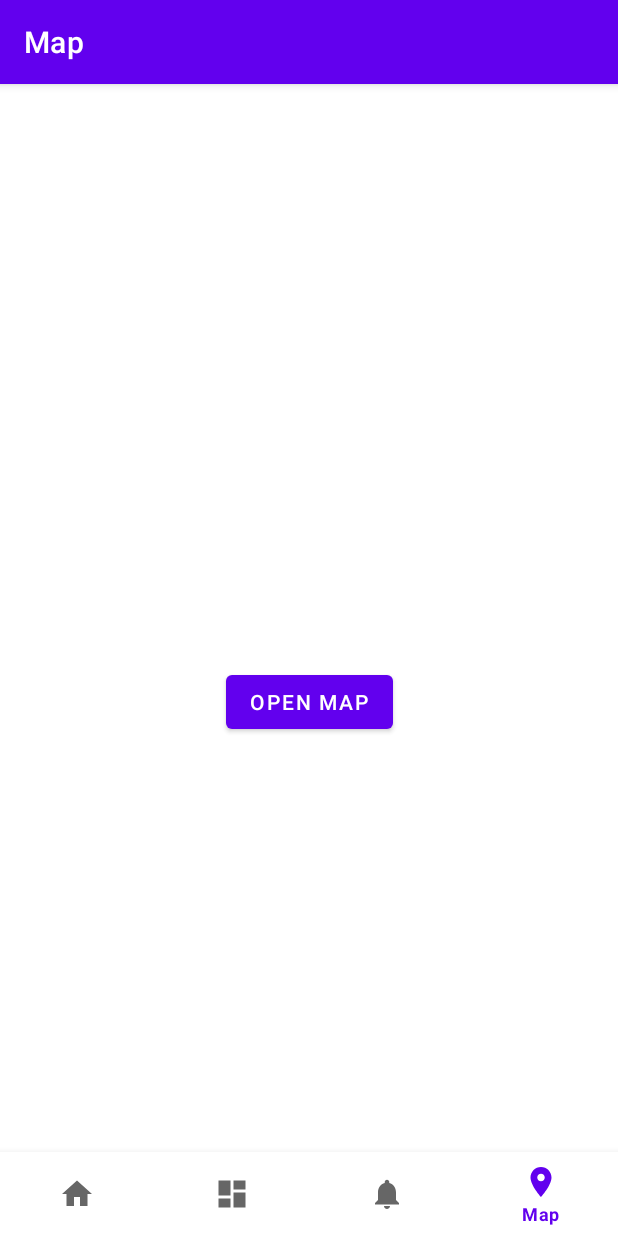
After one commit to gustavoM32/mac0463-finances-2, an Android app: the MapFragment screen opened through its navigation route, on a phone screen of 412 x 824 dp. The commit adds this screen. Run offline under Robolectric (Android 15) with nearby library versions, the phone set to English and light mode, and no system bars; our stand-ins replace navigation-ui.

Commit message:
Add Google Maps

```diff
--- a/app/src/main/java/com/gustavodmcarlos/finances/MainActivity.kt
+++ b/app/src/main/java/com/gustavodmcarlos/finances/MainActivity.kt
@@ -26,7 +26,7 @@ class MainActivity : AppCompatActivity() {
         // menu should be considered as top level destinations.
         val appBarConfiguration = AppBarConfiguration(
             setOf(
-                R.id.navigation_home, R.id.navigation_statistics, R.id.navigation_weather
+                R.id.navigation_home, R.id.navigation_statistics, R.id.navigation_weather, R.id.navigation_map
             )
         )
         setupActionBarWithNavController(navController, appBarConfiguration)
--- /dev/null
+++ b/app/src/main/java/com/gustavodmcarlos/finances/ui/map/MapFragment.kt
@@ -0,0 +1,79 @@
+package com.gustavodmcarlos.finances.ui.map
+
+import android.annotation.SuppressLint
+import android.content.Intent
+import android.location.Location
+import android.os.Bundle
+import android.view.LayoutInflater
+import android.view.View
+import android.view.ViewGroup
+import android.widget.TextView
+import androidx.fragment.app.Fragment
+import androidx.lifecycle.Observer
+import androidx.lifecycle.ViewModelProvider
+import com.google.android.gms.maps.CameraUpdateFactory
+import com.google.android.gms.maps.GoogleMap
+import com.google.android.gms.maps.OnMapReadyCallback
+import com.google.android.gms.maps.SupportMapFragment
+import com.google.android.gms.maps.model.LatLng
+import com.gustavodmcarlos.finances.MainActivity
+import com.gustavodmcarlos.finances.R
+import com.gustavodmcarlos.finances.databinding.FragmentMapBinding
+import com.gustavodmcarlos.finances.ui.MapsActivity
+
+class MapFragment : Fragment(), OnMapReadyCallback {
+
+    private lateinit var mapViewModel: MapViewModel
+    private var _binding: FragmentMapBinding? = null
+    private lateinit var map: GoogleMap
+
+    // This property is only valid between onCreateView and
+    // onDestroyView.
+    private val binding get() = _binding!!
+
+    override fun onCreateView(
+        inflater: LayoutInflater,
+        container: ViewGroup?,
+        savedInstanceState: Bundle?
+    ): View? {
+        mapViewModel =
+            ViewModelProvider(this).get(MapViewModel::class.java)
+
+        _binding = FragmentMapBinding.inflate(inflater, container, false)
+        val root: View = binding.root
+
+//        val mapFragment = supportFragmentManager
+//            .findFragmentById(R.id.map_frag) as SupportMapFragment
+//        mapFragment.getMapAsync(this)
+
+        binding.openMapButton.setOnClickListener {
+            val intent = Intent(activity, MapsActivity::class.java)
+            startActivity(intent)
+        }
+
+        return root
+    }
+
+    /**
+     * Manipulates the map once available.
+     * This callback is triggered when the map is ready to be used.
+     * This is where we can add markers or lines, add listeners or move the camera. In this case,
+     * we just add a marker near Sydney, Australia.
+     * If Google Play services is not installed on the device, the user will be prompted to install
+     * it inside the SupportMapFragment. This method will only be triggered once the user has
+     * installed Google Play services and returned to the app.
+     */
+//    @SuppressLint("MissingPermission")
+//    override fun onMapReady(gMap: GoogleMap) {
+//        map = gMap
+//    }
+
+    override fun onDestroyView() {
+        super.onDestroyView()
+        _binding = null
+    }
+
+    override fun onMapReady(p0: GoogleMap) {
+        TODO("Not yet implemented")
+    }
+}
--- /dev/null
+++ b/app/src/main/java/com/gustavodmcarlos/finances/ui/map/MapViewModel.kt
@@ -0,0 +1,9 @@
+package com.gustavodmcarlos.finances.ui.map
+
+import androidx.lifecycle.LiveData
+import androidx.lifecycle.MutableLiveData
+import androidx.lifecycle.ViewModel
+
+class MapViewModel : ViewModel() {
+
+}
--- a/app/src/main/java/com/gustavodmcarlos/finances/ui/statistics/StatisticsFragment.kt
+++ b/app/src/main/java/com/gustavodmcarlos/finances/ui/statistics/StatisticsFragment.kt
@@ -30,7 +30,7 @@ class StatisticsFragment : Fragment() {
         _binding = FragmentStatisticsBinding.inflate(inflater, container, false)
         val root: View = binding.root
 
-        val textView: TextView = binding.textDashboard
+        val textView: TextView = binding.textStatistics
         statisticsViewModel.text.observe(viewLifecycleOwner, Observer {
             textView.text = it
         })
--- a/app/src/main/java/com/gustavodmcarlos/finances/ui/weather/WeatherFragment.kt
+++ b/app/src/main/java/com/gustavodmcarlos/finances/ui/weather/WeatherFragment.kt
@@ -30,7 +30,7 @@ class WeatherFragment : Fragment() {
         _binding = FragmentWeatherBinding.inflate(inflater, container, false)
         val root: View = binding.root
 
-        val textView: TextView = binding.textNotifications
+        val textView: TextView = binding.textWeather
         weatherViewModel.text.observe(viewLifecycleOwner, Observer {
             textView.text = it
         })
--- a/app/src/main/java/com/gustavodmcarlos/finances/ui/weather/WeatherViewModel.kt
+++ b/app/src/main/java/com/gustavodmcarlos/finances/ui/weather/WeatherViewModel.kt
@@ -7,7 +7,7 @@ import androidx.lifecycle.ViewModel
 class WeatherViewModel : ViewModel() {
 
     private val _text = MutableLiveData<String>().apply {
-        value = "This is notifications Fragment"
+        value = "This is weather Fragment"
     }
     val text: LiveData<String> = _text
 }
--- /dev/null
+++ b/app/src/main/res/drawable/ic_baseline_location_on_24.xml
@@ -0,0 +1,10 @@
+<vector xmlns:android="http://schemas.android.com/apk/res/android"
+    android:width="24dp"
+    android:height="24dp"
+    android:viewportWidth="24"
+    android:viewportHeight="24"
+    android:tint="?attr/colorControlNormal">
+  <path
+      android:fillColor="@android:color/white"
+      android:pathData="M12,2C8.13,2 5,5.13 5,9c0,5.25 7,13 7,13s7,-7.75 7,-13c0,-3.87 -3.13,-7 -7,-7zM12,11.5c-1.38,0 -2.5,-1.12 -2.5,-2.5s1.12,-2.5 2.5,-2.5 2.5,1.12 2.5,2.5 -1.12,2.5 -2.5,2.5z"/>
+</vector>
--- /dev/null
+++ b/app/src/main/res/layout/fragment_map.xml
@@ -0,0 +1,27 @@
+<?xml version="1.0" encoding="utf-8"?>
+<androidx.constraintlayout.widget.ConstraintLayout xmlns:android="http://schemas.android.com/apk/res/android"
+    xmlns:app="http://schemas.android.com/apk/res-auto"
+    xmlns:tools="http://schemas.android.com/tools"
+    android:layout_width="match_parent"
+    android:layout_height="match_parent"
+    tools:context=".ui.map.MapFragment">
+
+<!--    <fragment xmlns:android="http://schemas.android.com/apk/res/android"-->
+<!--        xmlns:map="http://schemas.android.com/apk/res-auto"-->
+<!--        xmlns:tools="http://schemas.android.com/tools"-->
+<!--        android:id="@+id/map_frag"-->
+<!--        android:name="com.google.android.gms.maps.SupportMapFragment"-->
+<!--        android:layout_width="match_parent"-->
+<!--        android:layout_height="match_parent"-->
+<!--        tools:context=".ui.MapsActivity" />-->
+
+    <Button
+        android:id="@+id/open_map_button"
+        android:layout_width="wrap_content"
+        android:layout_height="wrap_content"
+        android:text="Open Map"
+        app:layout_constraintBottom_toBottomOf="parent"
+        app:layout_constraintEnd_toEndOf="parent"
+        app:layout_constraintStart_toStartOf="parent"
+        app:layout_constraintTop_toTopOf="parent" />
+</androidx.constraintlayout.widget.ConstraintLayout>
--- a/app/src/main/res/layout/fragment_statistics.xml
+++ b/app/src/main/res/layout/fragment_statistics.xml
@@ -7,7 +7,7 @@
     tools:context=".ui.statistics.StatisticsFragment">
 
     <TextView
-        android:id="@+id/text_dashboard"
+        android:id="@+id/text_statistics"
         android:layout_width="match_parent"
         android:layout_height="wrap_content"
         android:layout_marginStart="8dp"
--- a/app/src/main/res/layout/fragment_weather.xml
+++ b/app/src/main/res/layout/fragment_weather.xml
@@ -4,10 +4,10 @@
     xmlns:tools="http://schemas.android.com/tools"
     android:layout_width="match_parent"
     android:layout_height="match_parent"
-    tools:context=".ui.weather.WeatherFragment">
+    tools:context=".ui.weather.MapFragment">
 
     <TextView
-        android:id="@+id/text_notifications"
+        android:id="@+id/text_weather"
         android:layout_width="match_parent"
         android:layout_height="wrap_content"
         android:layout_marginStart="8dp"
--- a/app/src/main/res/menu/bottom_nav_menu.xml
+++ b/app/src/main/res/menu/bottom_nav_menu.xml
@@ -1,5 +1,6 @@
 <?xml version="1.0" encoding="utf-8"?>
-<menu xmlns:android="http://schemas.android.com/apk/res/android">
+<menu xmlns:app="http://schemas.android.com/apk/res-auto"
+    xmlns:android="http://schemas.android.com/apk/res/android">
 
     <item
         android:id="@+id/navigation_home"
@@ -16,4 +17,9 @@
         android:icon="@drawable/ic_notifications_black_24dp"
         android:title="@string/title_weather" />
 
+    <item
+        android:id="@+id/navigation_map"
+        android:icon="@drawable/ic_baseline_location_on_24"
+        android:title="@string/title_map" />
+
 </menu>
--- a/app/src/main/res/navigation/mobile_navigation.xml
+++ b/app/src/main/res/navigation/mobile_navigation.xml
@@ -22,4 +22,11 @@
         android:name="com.gustavodmcarlos.finances.ui.weather.WeatherFragment"
         android:label="@string/title_weather"
         tools:layout="@layout/fragment_weather" />
+
+    <fragment
+        android:id="@+id/navigation_map"
+        android:name="com.gustavodmcarlos.finances.ui.map.MapFragment"
+        android:label="@string/title_map"
+        tools:layout="@layout/fragment_map" />
+
 </navigation>
--- a/app/src/main/res/values/strings.xml
+++ b/app/src/main/res/values/strings.xml
@@ -4,6 +4,7 @@
     <string name="title_statistics">Statistics</string>
     <string name="title_weather">Weather</string>
     <string name="title_activity_login">LoginActivity</string>
+    <string name="title_map">Map</string>
     <string name="prompt_email">Email</string>
     <string name="prompt_password">Password</string>
     <string name="action_sign_in">Sign in or register</string>
@@ -12,4 +13,8 @@
     <string name="invalid_username">Not a valid username</string>
     <string name="invalid_password">Password must be >5 characters</string>
     <string name="login_failed">"Login failed"</string>
+    <string name="title_activity_maps">MapsActivity</string>
+    <string name="location_permission_denied">Location permission denied</string>
+    <string name="permission_required_toast">Permission required</string>
+    <string name="permission_rationale_location">Location permission is required to show your position on the map</string>
 </resources>
```
Also changed, not shown: app/src/debug/res/values/google_maps_api.xml (added, +24 -0 lines), app/src/main/AndroidManifest.xml (+29 -5 lines), app/src/main/java/com/gustavodmcarlos/finances/PermissionUtils.kt (added, +190 -0 lines), app/src/main/java/com/gustavodmcarlos/finances/ui/MapsActivity.kt (added, +165 -0 lines), app/src/main/res/layout/activity_maps.xml (added, +9 -0 lines), 1 other file.
